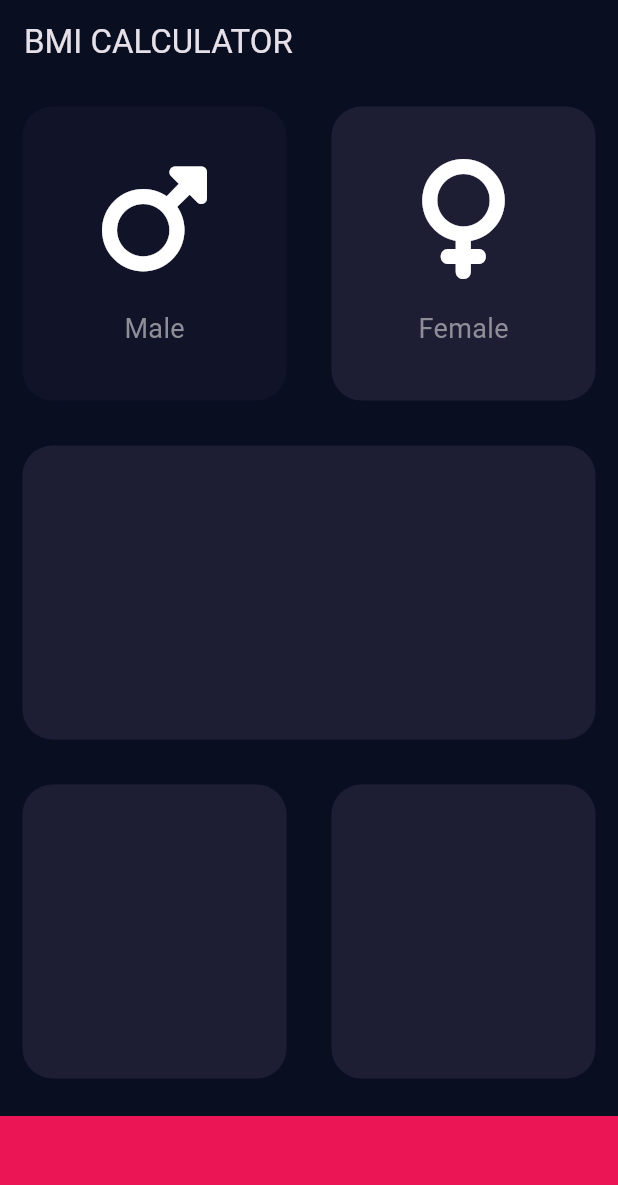
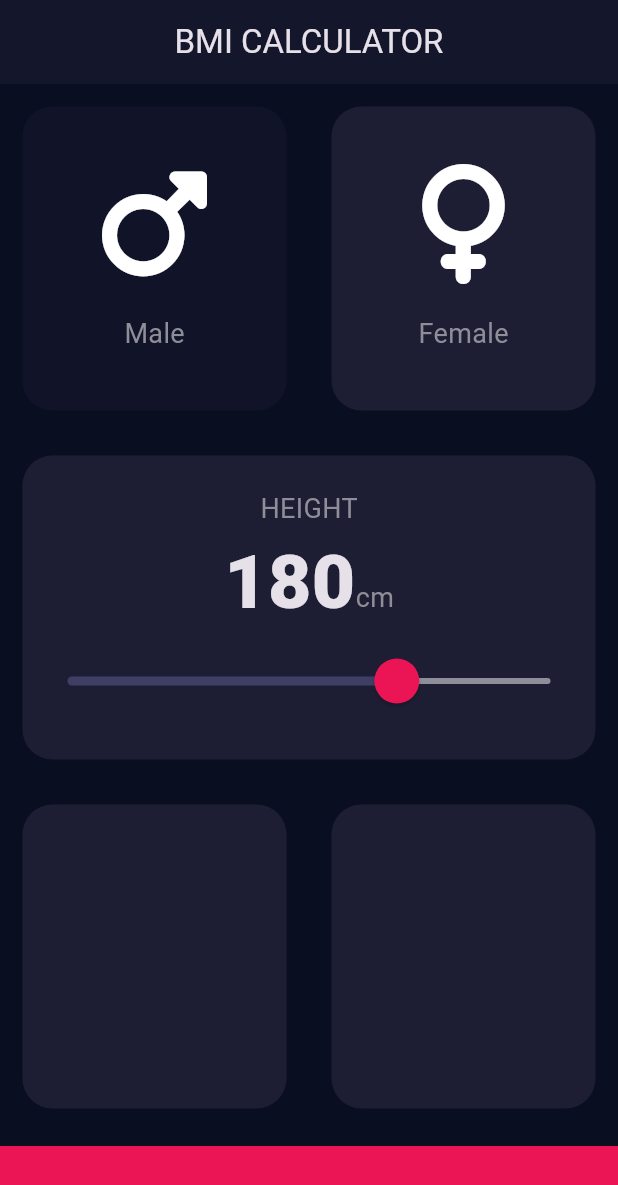
Before and after one commit to Mohamed-Willy/FlutterCourse, a Flutter app: the screen it shows after launch, after a tap on "Female", on a phone screen of 412 x 824 dp. Shown: the top 1185 px of the screen. Run offline on Flutter 3.47's test engine with Material 3 defaults, Android fonts, the phone set to English and light mode, and no system bars; our stand-ins replace audioplayers, font_awesome_flutter; project files that could hold a hidden picture were left out.

Commit message:
Until P12V11

```diff
--- /dev/null
+++ b/bmi_calculator/lib/constants.dart
@@ -0,0 +1,12 @@
+import 'package:flutter/material.dart';
+
+const kActiveCardColor = Color(0xFF1D1E33);
+const kInActiveCardColor = Color(0xFF111328);
+const TextStyle kNumberTextStyle = TextStyle(
+  fontSize: 50.0,
+  fontWeight: FontWeight.w900
+);
+const TextStyle kLabelTextStyle = TextStyle(
+    fontSize: 18.0,
+    color: Color(0xFF8D8E98)
+);
--- a/bmi_calculator/lib/custom_card.dart
+++ b/bmi_calculator/lib/custom_card.dart
@@ -1,15 +1,22 @@
 import 'package:flutter/material.dart';
+import 'constants.dart';
 
-const activeCardColor = Color(0xFF1D1E33);
-const inActiveCardColor = Color(0xFF111328);
 
 class CustomCard extends StatelessWidget {
-  const CustomCard({super.key, this.cardChild = const Text(""), this.color = activeCardColor});
+  const CustomCard({
+  super.key,
+  this.cardChild = const Text(""),
+  this.color = kActiveCardColor,
+  this.onClick,
+  });
   final Color color;
   final Widget cardChild;
+  final Function()? onClick;
   @override
   Widget build(BuildContext context) {
     return Expanded(
+      child: GestureDetector(
+        onTap: onClick,
         child: Container(
           margin: const EdgeInsets.all(15),
           decoration: BoxDecoration(
@@ -20,6 +27,7 @@
             child: cardChild,
           ),
         ),
+      ),
     );
   }
 }
--- a/bmi_calculator/lib/gender_card.dart
+++ b/bmi_calculator/lib/gender_card.dart
@@ -1,11 +1,13 @@
+import 'package:bmi_calculator/constants.dart';
 import 'package:flutter/material.dart';
 import 'custom_card.dart';
 
 class GenderCard extends StatelessWidget {
-  const GenderCard({super.key, required this.icon, required this.text, this.color = inActiveCardColor});
+  const GenderCard({super.key, required this.icon, required this.text, this.onPress, required this.color});
   final IconData icon;
   final String text;
   final Color color;
+  final Function()? onPress;
   @override
   Widget build(BuildContext context) {
     return CustomCard(
@@ -22,13 +24,11 @@
           ),
           Text(
             text,
-            style: const TextStyle(
-              fontSize: 18,
-              color: Color(0xFF8D8E98),
-            ),
+            style: kLabelTextStyle
           ),
         ],
       ),
+      onClick: onPress,
     );
   }
 }
--- a/bmi_calculator/lib/input_page.dart
+++ b/bmi_calculator/lib/input_page.dart
@@ -1,11 +1,12 @@
 import 'package:bmi_calculator/gender_card.dart';
+import 'constants.dart';
 import 'custom_card.dart';
 import 'package:flutter/material.dart';
 import 'package:font_awesome_flutter/font_awesome_flutter.dart';
 
-enum Gender{
+enum Gender {
   female,
-  male
+  male,
 }
 
 class InputPage extends StatefulWidget {
@@ -16,63 +17,95 @@
 }
 
 class _InputPageState extends State<InputPage> {
-  Color maleCardColor = inActiveCardColor;
-  Color femaleCardColor = inActiveCardColor;
-
-  void updateColor(Gender gender){
-      if(gender == Gender.male){
-        maleCardColor = activeCardColor;
-        femaleCardColor = inActiveCardColor;
-      }
-      else{
-        maleCardColor = inActiveCardColor;
-        femaleCardColor = activeCardColor;
-      }
-  }
-
+  int height = 180;
+  Gender? gender;
   @override
   Widget build(BuildContext context) {
     return Scaffold(
       appBar: AppBar(
-        title: const Text("BMI CALCULATOR"),
+        title: const Center(child: Text("BMI CALCULATOR")),
+        elevation: 1,
       ),
       body: Column(
         children: [
           Expanded(
             child: Row(
               children: [
-                Expanded(
-                  child: GestureDetector(
-                    onTap: () {
+                GenderCard(
+                  icon: FontAwesomeIcons.mars,
+                  text: "Male",
+                  color: gender == Gender.male
+                      ? kActiveCardColor
+                      : kInActiveCardColor,
+                  onPress: () {
                     setState(() {
-                        updateColor(Gender.male);
+                      gender = Gender.male;
                     });
                   },
-                    child: GenderCard(
-                      icon: FontAwesomeIcons.mars,
-                      text: "Male",
-                      color: maleCardColor,
+                ),
+                GenderCard(
+                  icon: FontAwesomeIcons.venus,
+                  text: "Female",
+                  color: gender == Gender.female
+                      ? kActiveCardColor
+                      : kInActiveCardColor,
+                  onPress: () {
+                    setState(() {
+                      gender = Gender.female;
+                    });
+                  },
+                ),
+              ],
             ),
           ),
+          CustomCard(
+            cardChild: Column(
+              mainAxisAlignment: MainAxisAlignment.center,
+              children: [
+                const Text(
+                  "HEIGHT",
+                  style: kLabelTextStyle,
                 ),
-                Expanded(
-                  child: GestureDetector(
-                    onTap: (){
+                Row(
+                  mainAxisAlignment: MainAxisAlignment.center,
+                  crossAxisAlignment: CrossAxisAlignment.baseline,
+                  textBaseline: TextBaseline.alphabetic,
+                  children: [
+                    Text(
+                      height.toString(),
+                      style: kNumberTextStyle,
+                    ),
+                    const Text(
+                      "cm",
+                      style: kLabelTextStyle,
+                    ),
+                  ],
+                ),
+                SliderTheme(
+                  data: SliderTheme.of(context).copyWith(
+                    thumbShape:
+                        const RoundSliderThumbShape(enabledThumbRadius: 15),
+                    overlayShape:
+                        const RoundSliderOverlayShape(overlayRadius: 30),
+                    thumbColor: const Color(0xFFeb1555),
+                    overlayColor: const Color(0x29eb1555),
+                    activeTrackColor: const Color(0xFF3F3F66),
+                  ),
+                  child: Slider(
+                    min: 30,
+                    max: 250,
+                    inactiveColor: const Color(0xFF8D8E98),
+                    value: height.toDouble(),
+                    onChanged: (double newValue) {
                       setState(() {
-                        updateColor(Gender.female);
+                        height = newValue.round();
                       });
                     },
-                    child: GenderCard(
-                      icon: FontAwesomeIcons.venus,
-                      text: "Female",
-                      color: femaleCardColor,
-                    ),
                   ),
                 ),
               ],
             ),
           ),
-          const CustomCard(),
           const Expanded(
             child: Row(
               children: [
@@ -85,8 +118,8 @@
             color: const Color(0xFFeb1555),
             margin: const EdgeInsets.only(top: 10),
             width: double.infinity,
-            height: 80.0,
-          )
+            height: 60.0,
+          ),
         ],
       ),
     );
```
Lines whose indentation alone changed are shown as unchanged.
